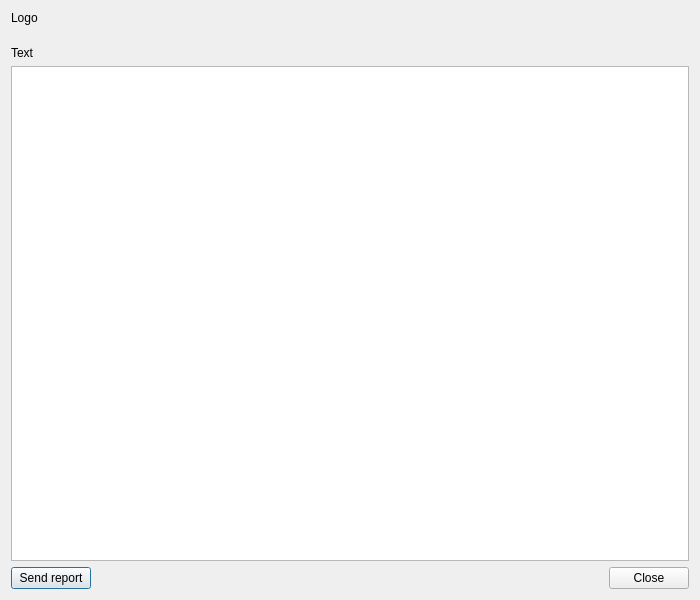
Before: the Qt Designer form geocatbridge/ui/errordialog.ui in GeoCat/qgis-bridge-plugin, drawn with Qt 5.
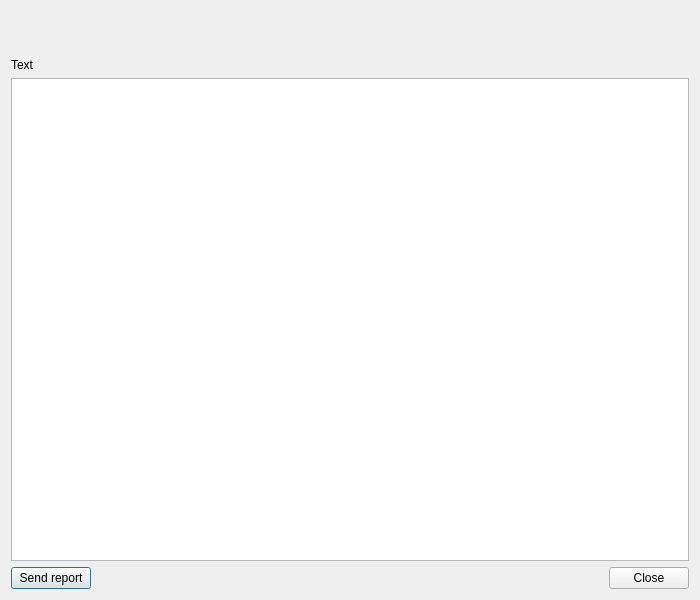
After: the same form once the commit is applied.

Patch:
```diff
--- a/geocatbridge/ui/errordialog.ui
+++ b/geocatbridge/ui/errordialog.ui
@@ -15,15 +15,44 @@
   </property>
   <layout class="QVBoxLayout" name="verticalLayout">
    <item>
-    <widget class="QLabel" name="labelIcon">
+    <widget class="QToolButton" name="btnGeoCat">
+     <property name="sizePolicy">
+      <sizepolicy hsizetype="Fixed" vsizetype="Fixed">
+       <horstretch>0</horstretch>
+       <verstretch>0</verstretch>
+      </sizepolicy>
+     </property>
+     <property name="minimumSize">
+      <size>
+       <width>111</width>
+       <height>26</height>
+      </size>
+     </property>
+     <property name="maximumSize">
+      <size>
+       <width>111</width>
+       <height>26</height>
+      </size>
+     </property>
+     <property name="cursor">
+      <cursorShape>PointingHandCursor</cursorShape>
+     </property>
+     <property name="toolTip">
+      <string/>
+     </property>
+     <property name="styleSheet">
+      <string notr="true">QToolButton {
+	border: none;
+}</string>
+     </property>
      <property name="text">
-      <string>Logo</string>
+      <string/>
      </property>
-     <property name="scaledContents">
-      <bool>false</bool>
-     </property>
-     <property name="alignment">
-      <set>Qt::AlignBottom|Qt::AlignLeading|Qt::AlignLeft</set>
+     <property name="iconSize">
+      <size>
+       <width>111</width>
+       <height>26</height>
+      </size>
      </property>
     </widget>
    </item>
@@ -59,7 +88,7 @@
       <string notr="true">&lt;!DOCTYPE HTML PUBLIC &quot;-//W3C//DTD HTML 4.0//EN&quot; &quot;http://www.w3.org/TR/REC-html40/strict.dtd&quot;&gt;
 &lt;html&gt;&lt;head&gt;&lt;meta name=&quot;qrichtext&quot; content=&quot;1&quot; /&gt;&lt;style type=&quot;text/css&quot;&gt;
 p, li { white-space: pre-wrap; }
-&lt;/style&gt;&lt;/head&gt;&lt;body style=&quot; font-family:'MS Shell Dlg 2'; font-size:8.25pt; font-weight:400; font-style:normal;&quot;&gt;
+&lt;/style&gt;&lt;/head&gt;&lt;body style=&quot; font-family:'MS Shell Dlg 2'; font-size:8pt; font-weight:400; font-style:normal;&quot;&gt;
 &lt;p style=&quot;-qt-paragraph-type:empty; margin-top:5px; margin-bottom:5px; margin-left:5px; margin-right:5px; -qt-block-indent:0; text-indent:0px; font-family:'Segoe UI'; font-size:9.75pt;&quot;&gt;&lt;br /&gt;&lt;/p&gt;&lt;/body&gt;&lt;/html&gt;</string>
      </property>
     </widget>
```
